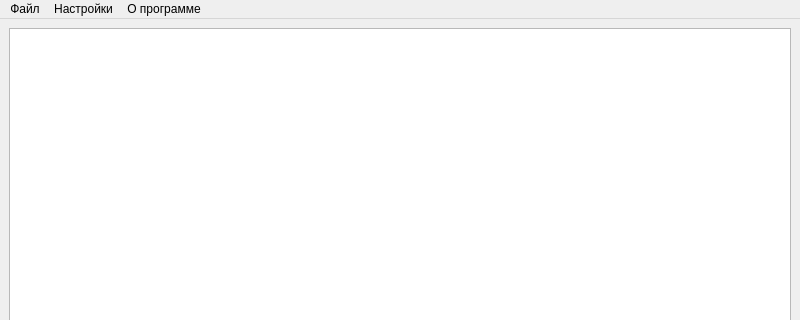
This is mainwindow.ui in perforator-coder/spic---Simple-Picture-viwer as Qt 5 draws it before an edit; both pictures show x 0 to 800 and y 0 to 320 of the 800 by 600 pixel window. The edited form follows.
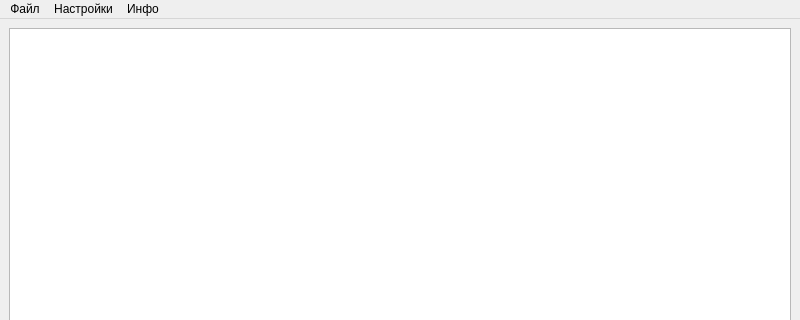
This is the edited form.

```diff
--- a/mainwindow.ui
+++ b/mainwindow.ui
@@ -48,7 +48,7 @@
    </widget>
    <widget class="QMenu" name="menu_3">
     <property name="title">
-     <string>О программе</string>
+     <string>Инфо</string>
     </property>
    </widget>
    <addaction name="menu"/>
```
Left out of the diff: 6 changed lines with no effect on the pictures.
